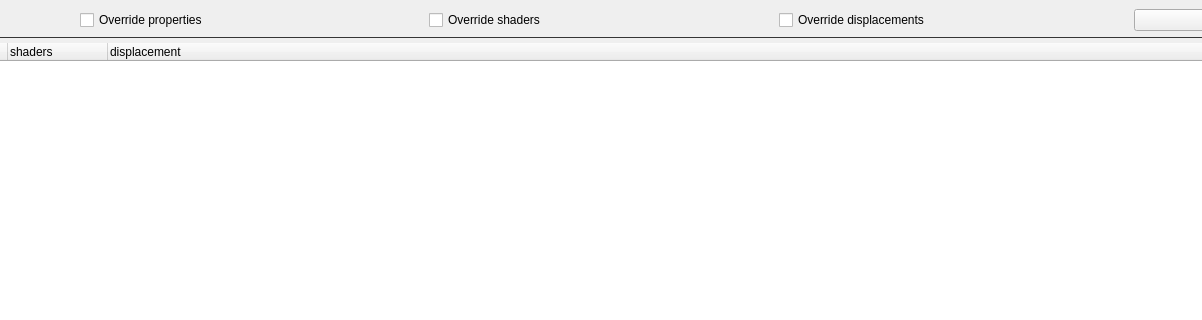
elliottsmith/abctoa, file maya/scripts/shaderManager/ui/UI_ABCHierarchy.ui: the form before one commit; both pictures show x 107 to 1309 and y 0 to 320 of the 1400 by 730 pixel window.
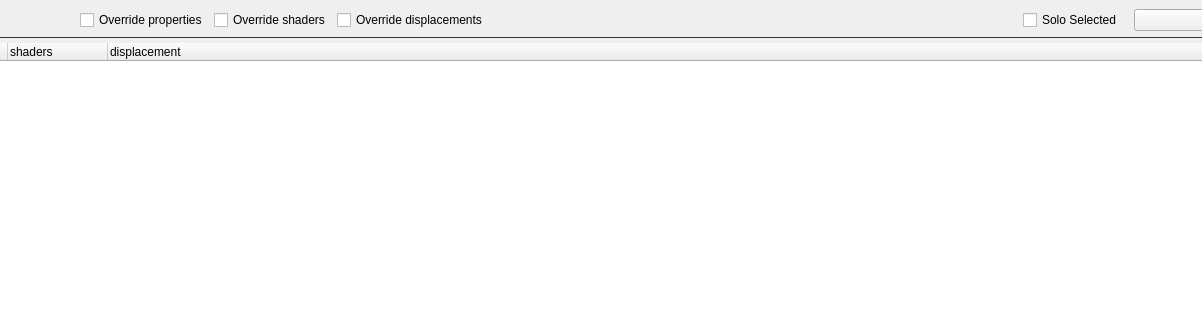
The form after the commit.

Commit message: Adding solo selection checkbox.

```diff
--- a/maya/scripts/shaderManager/ui/UI_ABCHierarchy.ui
+++ b/maya/scripts/shaderManager/ui/UI_ABCHierarchy.ui
@@ -117,6 +117,26 @@
           </property>
          </widget>
         </item>
+        <item>
+         <spacer name="spacer">
+          <property name="orientation">
+           <enum>Qt::Horizontal</enum>
+          </property>
+          <property name="sizeHint" stdset="0">
+           <size>
+            <width>40</width>
+            <height>20</height>
+           </size>
+          </property>
+         </spacer>
+        </item>
+        <item>
+         <widget class="QCheckBox" name="soloSelected">
+          <property name="text">
+           <string>Solo Selected</string>
+          </property>
+         </widget>
+        </item>
        </layout>
       </item>
       <item row="1" column="0" colspan="5">
```
The commit also changes 2 other files.
